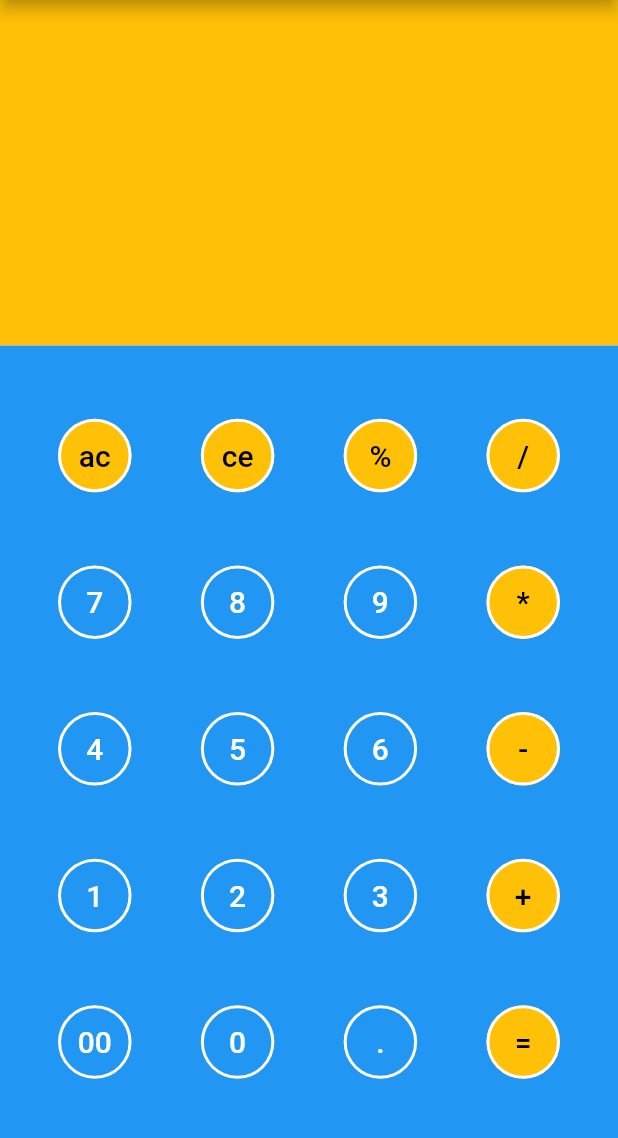
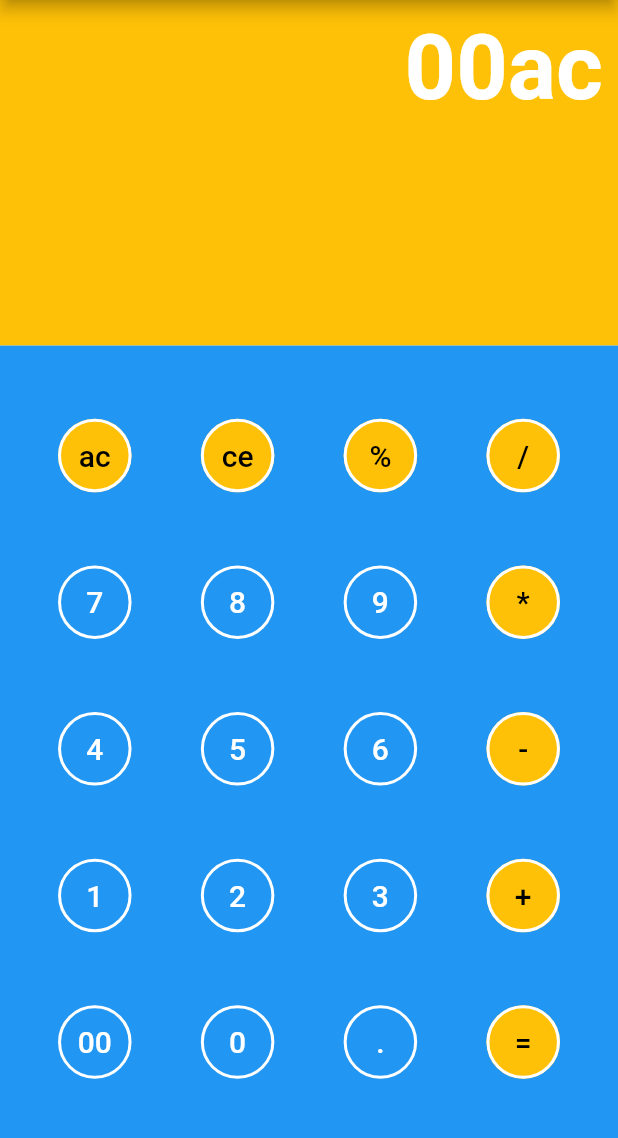
Before and after one commit to Milad-heydarloo/calculator_app, a Flutter app: the screen it shows after launch, after a tap on "ac", on a phone screen of 412 x 824 dp, the part 84-1222 px from its top. Run offline on Flutter 3.47's test engine with Material 2 defaults, Android fonts, the phone set to English and light mode, and no system bars.

Commit message:
method substring => hazf andis dar String

```diff
--- a/lib/main.dart
+++ b/lib/main.dart
@@ -1,12 +1,18 @@
-import 'package:calculator_app/widgetsa/widgetsa_clss.dart';
 import 'package:flutter/material.dart';
 
 void main() {
-  runApp(const _apps());
+  runApp(const _app_start());
 }
 
-class _apps extends StatelessWidget {
-  const _apps({Key? key}) : super(key: key);
+class _app_start extends StatefulWidget {
+  const _app_start({Key? key}) : super(key: key);
+
+  @override
+  State<_app_start> createState() => _app_startState();
+}
+
+class _app_startState extends State<_app_start> {
+  var input = '';
 
   @override
   Widget build(BuildContext context) {
@@ -24,6 +30,24 @@ class _apps extends StatelessWidget {
               Expanded(
                 flex: 3,
                 child: Container(
+                  child: Column(
+                    crossAxisAlignment: CrossAxisAlignment.stretch,
+                    children: [
+                      Padding(
+                        padding: EdgeInsets.all(10),
+                        child: Text(
+                          '$input',
+                          textAlign: TextAlign.end,
+                          textDirection: TextDirection.ltr,
+                          style: TextStyle(
+                            fontSize: 60,
+                            fontWeight: FontWeight.bold,
+                            color: Colors.white,
+                          ),
+                        ),
+                      ),
+                    ],
+                  ),
                   color: Colors.amber,
                 ),
               ),
@@ -50,7 +74,147 @@ class _apps extends StatelessWidget {
     );
   }
 
+  Widget getbody(String t1, String t2, String t3, String t4) {
+    return Row(
+      mainAxisAlignment: MainAxisAlignment.spaceEvenly,
+      children: [
+        TextButton(
+          style: TextButton.styleFrom(
+              backgroundColor: get_body_but('$t1'),
+              shape: CircleBorder(
+                  side: BorderSide(width: 2, color: Colors.white))),
+          onPressed: () {
+            _getinput('$t1');
+          },
+          child: Padding(
+            padding: EdgeInsets.all(5),
+            child: Text(
+              textAlign: TextAlign.center,
+              '$t1',
+              style: TextStyle(
+                fontSize: 20,
+                color: get_text_color('$t1'),
+              ),
+            ),
+          ),
+        ),
+        TextButton(
+          style: TextButton.styleFrom(
+              backgroundColor: get_body_but('$t2'),
+              shape: CircleBorder(
+                  side: BorderSide(width: 2, color: Colors.white))),
+          onPressed: () {
+            if (is_operatour(t2) == false) {
+              _getinput('$t2');
+            } else if (t2 == 'ce') {
+              //method substring anasor reshte ro be dast miyareh
+              //to in khat code ma az 0 romin andis ta tool kole - 1 ro dakhel d mirizim
+              var d = input.substring(0, input.length - 1);
+              setState(() {
+                input = d;
+              });
+            } else if (input == '') {
+              setState(() {
+                input = '';
+              });
+            }
+          },
+          child: Padding(
+            padding: EdgeInsets.all(5),
+            child: Text(
+              textAlign: TextAlign.center,
+              '$t2',
+              style: TextStyle(
+                fontSize: 20,
+                color: get_text_color('$t2'),
+              ),
+            ),
+          ),
+        ),
+        TextButton(
+          style: TextButton.styleFrom(
+            backgroundColor: get_body_but('$t3'),
+            shape: CircleBorder(
+              side: BorderSide(width: 2, color: Colors.white),
+            ),
+          ),
+          onPressed: () {
 
+            _getinput('$t3');
+          },
+          child: Padding(
+            padding: EdgeInsets.all(
+              5,
+            ),
+            child: Text(
+              textAlign: TextAlign.center,
+              '$t3',
+              style: TextStyle(
+                fontSize: 20,
+                color: get_text_color('$t3'),
+              ),
+            ),
+          ),
+        ),
+        TextButton(
+          style: TextButton.styleFrom(
+            backgroundColor: get_body_but('$t4'),
+            shape: CircleBorder(
+              side: BorderSide(width: 2, color: Colors.white),
+            ),
+          ),
+          onPressed: () {
+            _getinput('$t4');
+          },
+          child: Padding(
+            padding: EdgeInsets.all(5),
+            child: Text(
+              textAlign: TextAlign.center,
+              '$t4',
+              style: TextStyle(
+                fontSize: 20,
+                color: get_text_color('$t4'),
+              ),
+            ),
+          ),
+        ),
+      ],
+    );
+  }
 
+  void _getinput(String s) {
+    setState(() {
+      input = input + s;
+    });
+  }
 
+  Color get_body_but(String txt) {
+    //inja age text shabih on list bashe
+    //amber bar migardeh nabashe abi
+    if (is_operatour(txt)) {
+      return Colors.amber;
+    }
+    return Colors.blue;
+  }
+
+//in method ye vorodi migireh az jaii ke seda mishe
+//to list check mikoneh age bashe
+//true bar migardoneh
+  bool is_operatour(String txt) {
+    var lis = ['ac', 'ce', '%', '/', '*', '-', '+', '='];
+    for (var li in lis) {
+      if (li == txt) {
+        return true;
+      }
+    }
+    return false;
+  }
+
+//get text color operator
+  Color get_text_color(String tx) {
+    if (is_operatour(tx)) {
+      return Colors.black;
+    }
+    return Colors.white;
+  }
 }
--- a/lib/widgetsa/widgetsa_clss.dart
+++ /dev/null
@@ -1,117 +0,0 @@
-import 'package:flutter/cupertino.dart';
-import 'package:flutter/material.dart';
-
-Color get_body_but(String txt) {
-  //inja age text shabih on list bashe
-  //amber bar migardeh nabashe abi
-  if (is_operatour(txt)) {
-    return Colors.amber;
-  }
-  return Colors.blue;
-}
-
-//in method ye vorodi migireh az jaii ke seda mishe
-//to list check mikoneh age bashe
-//true bar migardoneh
-bool is_operatour(String txt) {
-  var lis = ['ac', 'ce', '%', '/', '*', '-', '+', '='];
-  for (var li in lis) {
-    if (li == txt) {
-      return true;
-    }
-  }
-  return false;
-}
-//get text color operator
-Color get_text_color(String tx) {
-  if (is_operatour(tx)) {
-    return Colors.black;
-  }
-  return Colors.white;
-}
-
-Widget getbody(String t1, String t2, String t3, String t4) {
-  return Row(
-    mainAxisAlignment: MainAxisAlignment.spaceEvenly,
-    children: [
-      TextButton(
-        style: TextButton.styleFrom(
-            backgroundColor: get_body_but('$t1'),
-            shape:
-                CircleBorder(side: BorderSide(width: 2, color: Colors.white))),
-        onPressed: () {},
-        child: Padding(
-          padding: EdgeInsets.all(5),
-          child: Text(
-            textAlign: TextAlign.center,
-            '$t1',
-            style: TextStyle(
-              fontSize: 20,
-              color: get_text_color('$t1'),
-            ),
-          ),
-        ),
-      ),
-      TextButton(
-        style: TextButton.styleFrom(
-            backgroundColor: get_body_but('$t2'),
-            shape:
-                CircleBorder(side: BorderSide(width: 2, color: Colors.white))),
-        onPressed: () {},
-        child: Padding(
-          padding: EdgeInsets.all(5),
-          child: Text(
-            textAlign: TextAlign.center,
-            '$t2',
-            style: TextStyle(
-              fontSize: 20,
-              color: get_text_color('$t2'),
-            ),
-          ),
-        ),
-      ),
-      TextButton(
-        style: TextButton.styleFrom(
-          backgroundColor: get_body_but('$t3'),
-          shape: CircleBorder(
-            side: BorderSide(width: 2, color: Colors.white),
-          ),
-        ),
-        onPressed: () {},
-        child: Padding(
-          padding: EdgeInsets.all(
-            5,
-          ),
-          child: Text(
-            textAlign: TextAlign.center,
-            '$t3',
-            style: TextStyle(
-              fontSize: 20,
-              color: get_text_color('$t3'),
-            ),
-          ),
-        ),
-      ),
-      TextButton(
-        style: TextButton.styleFrom(
-          backgroundColor: get_body_but('$t4'),
-          shape: CircleBorder(
-            side: BorderSide(width: 2, color: Colors.white),
-          ),
-        ),
-        onPressed: () {},
-        child: Padding(
-          padding: EdgeInsets.all(5),
-          child: Text(
-            textAlign: TextAlign.center,
-            '$t4',
-            style: TextStyle(
-              fontSize: 20,
-              color: get_text_color('$t4'),
-            ),
-          ),
-        ),
-      ),
-    ],
-  );
-}
```
